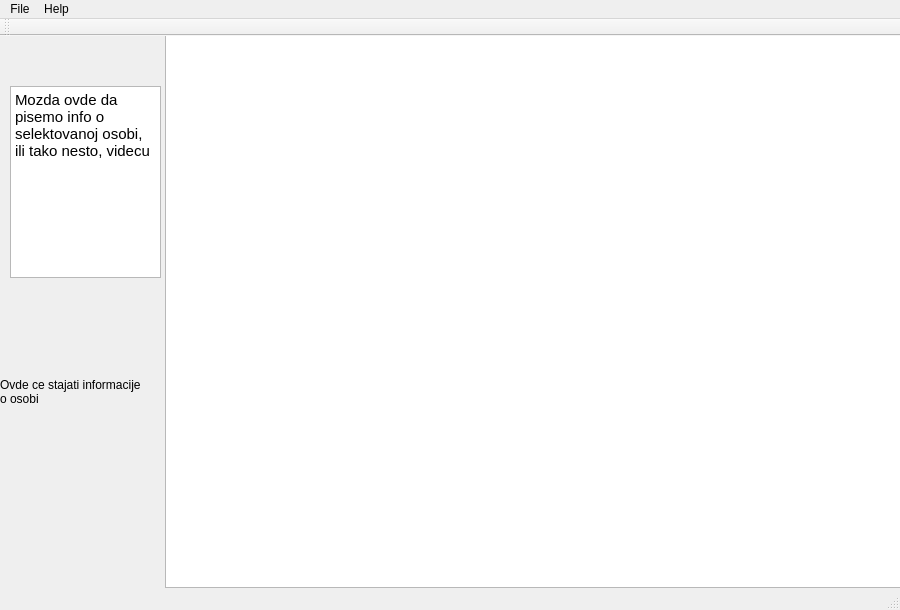
Before: the Qt Designer form ProjectAlmond/glavniprozor.ui in bozidarrr/RS15-14, drawn with Qt 5.
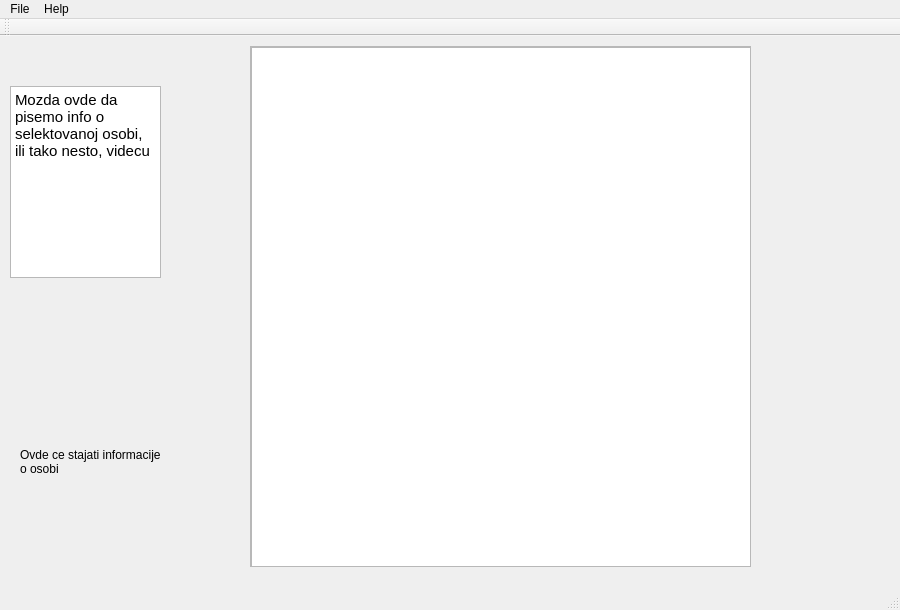
After: the same form once the commit is applied.

```diff
--- a/ProjectAlmond/glavniprozor.ui
+++ b/ProjectAlmond/glavniprozor.ui
@@ -17,8 +17,8 @@
    <widget class="QLabel" name="Informacije">
     <property name="geometry">
      <rect>
-      <x>0</x>
-      <y>250</y>
+      <x>20</x>
+      <y>320</y>
       <width>141</width>
       <height>211</height>
      </rect>
@@ -30,16 +30,6 @@
      <bool>true</bool>
     </property>
    </widget>
-   <widget class="QGraphicsView" name="Stablo">
-    <property name="geometry">
-     <rect>
-      <x>165</x>
-      <y>-9</y>
-      <width>751</width>
-      <height>561</height>
-     </rect>
-    </property>
-   </widget>
    <widget class="QTextBrowser" name="osobaInfo">
     <property name="geometry">
      <rect>
@@ -57,6 +47,48 @@
 &lt;p style=&quot; margin-top:0px; margin-bottom:0px; margin-left:0px; margin-right:0px; -qt-block-indent:0; text-indent:0px;&quot;&gt;Mozda ovde da pisemo info o selektovanoj osobi, ili tako nesto, videcu&lt;/p&gt;&lt;/body&gt;&lt;/html&gt;</string>
     </property>
    </widget>
+   <widget class="QScrollArea" name="scrollArea">
+    <property name="geometry">
+     <rect>
+      <x>250</x>
+      <y>10</y>
+      <width>501</width>
+      <height>521</height>
+     </rect>
+    </property>
+    <property name="widgetResizable">
+     <bool>true</bool>
+    </property>
+    <widget class="QWidget" name="scrollAreaWidgetContents">
+     <property name="geometry">
+      <rect>
+       <x>0</x>
+       <y>0</y>
+       <width>499</width>
+       <height>519</height>
+      </rect>
+     </property>
+     <widget class="QGraphicsView" name="Stablo">
+      <property name="geometry">
+       <rect>
+        <x>0</x>
+        <y>0</y>
+        <width>501</width>
+        <height>521</height>
+       </rect>
+      </property>
+      <property name="autoFillBackground">
+       <bool>true</bool>
+      </property>
+      <property name="frameShape">
+       <enum>QFrame::StyledPanel</enum>
+      </property>
+      <property name="frameShadow">
+       <enum>QFrame::Sunken</enum>
+      </property>
+     </widget>
+    </widget>
+   </widget>
   </widget>
   <widget class="QMenuBar" name="menuBar">
    <property name="geometry">
```
